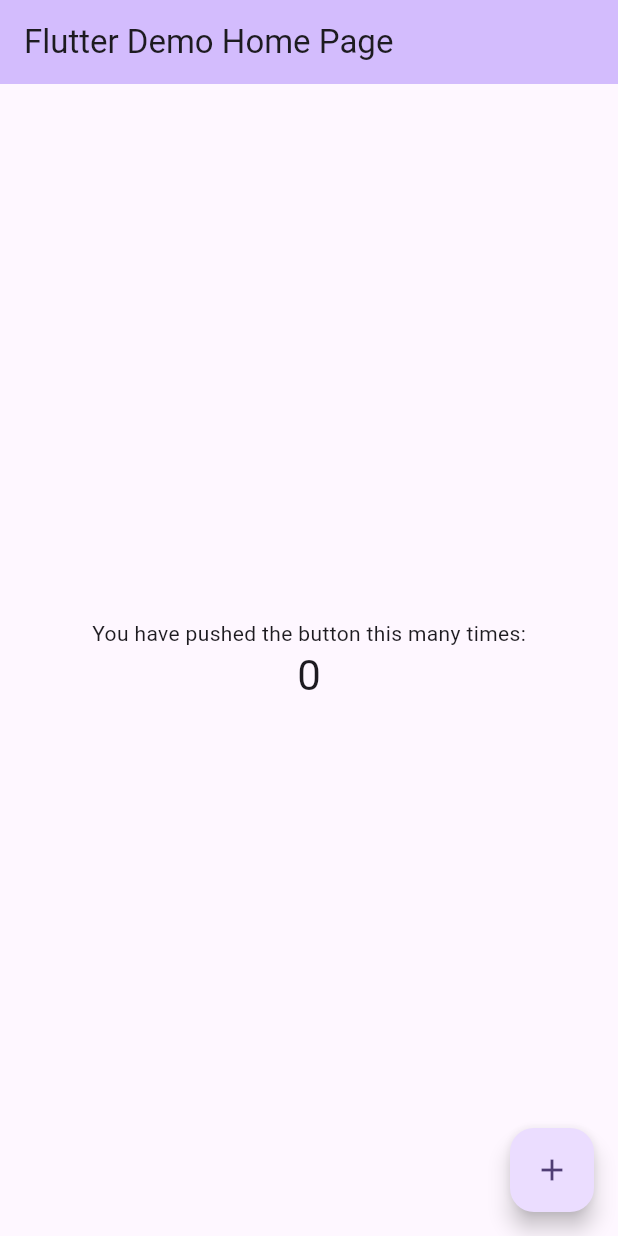
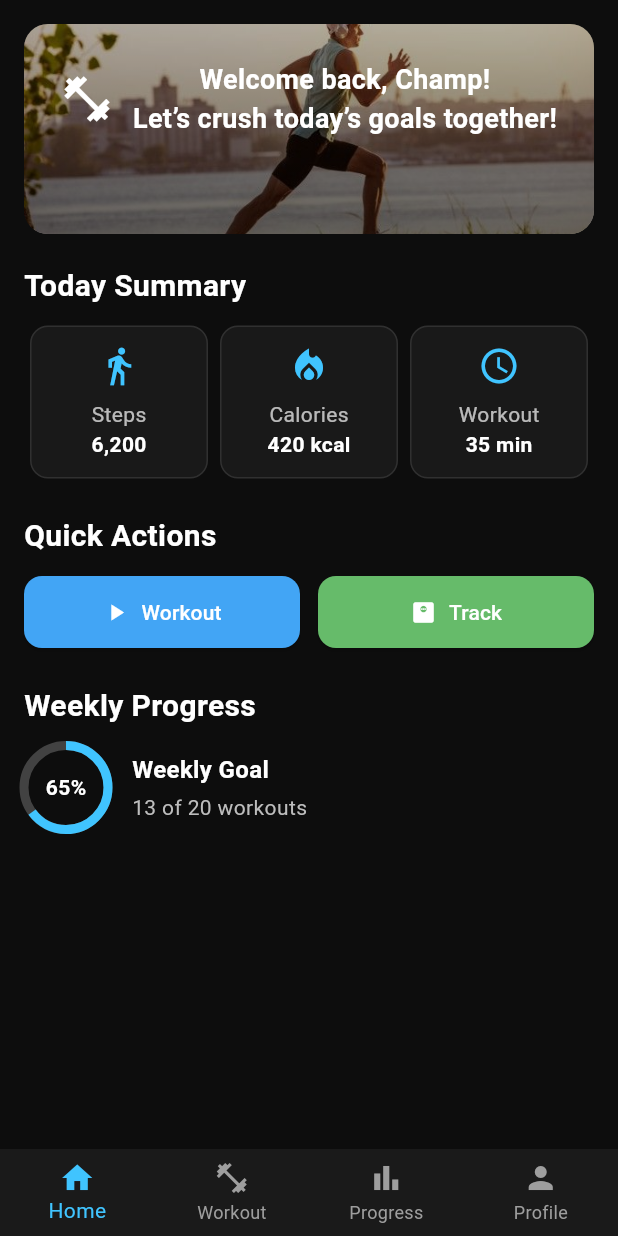
Before and after one commit to nithishrayson/stepsync, a Flutter app: the screen it shows after launch, on a phone screen of 412 x 824 dp. Run offline on Flutter 3.47's test engine with Material 3 defaults, Android fonts, the phone set to English and light mode, and no system bars.

Commit message:
Primary Pages are created for StepSync

```diff
--- a/lib/main.dart
+++ b/lib/main.dart
@@ -1,122 +1,17 @@
 import 'package:flutter/material.dart';
+import 'package:stepsync/screens/HomeScreen.dart';
 
 void main() {
-  runApp(const MyApp());
+  runApp(StepSyncApp());
 }
 
-class MyApp extends StatelessWidget {
-  const MyApp({super.key});
-
-  // This widget is the root of your application.
+class StepSyncApp extends StatelessWidget {
   @override
   Widget build(BuildContext context) {
     return MaterialApp(
-      title: 'Flutter Demo',
-      theme: ThemeData(
-        // This is the theme of your application.
-        //
-        // TRY THIS: Try running your application with "flutter run". You'll see
-        // the application has a purple toolbar. Then, without quitting the app,
-        // try changing the seedColor in the colorScheme below to Colors.green
-        // and then invoke "hot reload" (save your changes or press the "hot
-        // reload" button in a Flutter-supported IDE, or press "r" if you used
-        // the command line to start the app).
-        //
-        // Notice that the counter didn't reset back to zero; the application
-        // state is not lost during the reload. To reset the state, use hot
-        // restart instead.
-        //
-        // This works for code too, not just values: Most code changes can be
-        // tested with just a hot reload.
-        colorScheme: ColorScheme.fromSeed(seedColor: Colors.deepPurple),
-      ),
-      home: const MyHomePage(title: 'Flutter Demo Home Page'),
+      title: 'StepSync',
+      home: HomeScreen(),
+      debugShowCheckedModeBanner: false,
     );
   }
 }
-
-class MyHomePage extends StatefulWidget {
-  const MyHomePage({super.key, required this.title});
-
-  // This widget is the home page of your application. It is stateful, meaning
-  // that it has a State object (defined below) that contains fields that affect
-  // how it looks.
-
-  // This class is the configuration for the state. It holds the values (in this
-  // case the title) provided by the parent (in this case the App widget) and
-  // used by the build method of the State. Fields in a Widget subclass are
-  // always marked "final".
-
-  final String title;
-
-  @override
-  State<MyHomePage> createState() => _MyHomePageState();
-}
-
-class _MyHomePageState extends State<MyHomePage> {
-  int _counter = 0;
-
-  void _incrementCounter() {
-    setState(() {
-      // This call to setState tells the Flutter framework that something has
-      // changed in this State, which causes it to rerun the build method below
-      // so that the display can reflect the updated values. If we changed
-      // _counter without calling setState(), then the build method would not be
-      // called again, and so nothing would appear to happen.
-      _counter++;
-    });
-  }
-
-  @override
-  Widget build(BuildContext context) {
-    // This method is rerun every time setState is called, for instance as done
-    // by the _incrementCounter method above.
-    //
-    // The Flutter framework has been optimized to make rerunning build methods
-    // fast, so that you can just rebuild anything that needs updating rather
-    // than having to individually change instances of widgets.
-    return Scaffold(
-      appBar: AppBar(
-        // TRY THIS: Try changing the color here to a specific color (to
-        // Colors.amber, perhaps?) and trigger a hot reload to see the AppBar
-        // change color while the other colors stay the same.
-        backgroundColor: Theme.of(context).colorScheme.inversePrimary,
-        // Here we take the value from the MyHomePage object that was created by
-        // the App.build method, and use it to set our appbar title.
-        title: Text(widget.title),
-      ),
-      body: Center(
-        // Center is a layout widget. It takes a single child and positions it
-        // in the middle of the parent.
-        child: Column(
-          // Column is also a layout widget. It takes a list of children and
-          // arranges them vertically. By default, it sizes itself to fit its
-          // children horizontally, and tries to be as tall as its parent.
-          //
-          // Column has various properties to control how it sizes itself and
-          // how it positions its children. Here we use mainAxisAlignment to
-          // center the children vertically; the main axis here is the vertical
-          // axis because Columns are vertical (the cross axis would be
-          // horizontal).
-          //
-          // TRY THIS: Invoke "debug painting" (choose the "Toggle Debug Paint"
-          // action in the IDE, or press "p" in the console), to see the
-          // wireframe for each widget.
-          mainAxisAlignment: MainAxisAlignment.center,
-          children: <Widget>[
-            const Text('You have pushed the button this many times:'),
-            Text(
-              '$_counter',
-              style: Theme.of(context).textTheme.headlineMedium,
-            ),
-          ],
-        ),
-      ),
-      floatingActionButton: FloatingActionButton(
-        onPressed: _incrementCounter,
-        tooltip: 'Increment',
-        child: const Icon(Icons.add),
-      ), // This trailing comma makes auto-formatting nicer for build methods.
-    );
-  }
-}
--- /dev/null
+++ b/lib/screens/HomeScreen.dart
@@ -0,0 +1,51 @@
+import 'package:flutter/material.dart';
+import 'package:stepsync/screens/ProfileScreen.dart';
+import 'package:stepsync/screens/ProgressScreen.dart';
+import 'package:stepsync/screens/WorkOutScreen.dart';
+import 'package:stepsync/widgets/home_content.dart';
+
+class HomeScreen extends StatefulWidget {
+  const HomeScreen({Key? key}) : super(key: key);
+
+  @override
+  State<HomeScreen> createState() => _HomeScreenState();
+}
+
+class _HomeScreenState extends State<HomeScreen> {
+  int _selectedIndex = 0;
+
+  final List<Widget> pages = const [
+    HomeContent(),
+    WorkoutScreen(),
+    ProgressScreen(),
+    Profilescreen(),
+  ];
+
+  @override
+  Widget build(BuildContext context) {
+    return Scaffold(
+      backgroundColor: const Color(0xFF0D0D0D),
+      body: SafeArea(child: pages[_selectedIndex]),
+      bottomNavigationBar: BottomNavigationBar(
+        backgroundColor: const Color(0xFF1A1A1A),
+        selectedItemColor: Colors.lightBlueAccent,
+        unselectedItemColor: Colors.grey,
+        currentIndex: _selectedIndex,
+        onTap: (index) => setState(() => _selectedIndex = index),
+        type: BottomNavigationBarType.fixed,
+        items: const [
+          BottomNavigationBarItem(icon: Icon(Icons.home), label: 'Home'),
+          BottomNavigationBarItem(
+            icon: Icon(Icons.fitness_center),
+            label: 'Workout',
+          ),
+          BottomNavigationBarItem(
+            icon: Icon(Icons.bar_chart),
+            label: 'Progress',
+          ),
+          BottomNavigationBarItem(icon: Icon(Icons.person), label: 'Profile'),
+        ],
+      ),
+    );
+  }
+}
--- /dev/null
+++ b/lib/screens/ProfileScreen.dart
@@ -0,0 +1,23 @@
+import 'package:flutter/material.dart';
+
+class Profilescreen extends StatefulWidget {
+  const Profilescreen({super.key});
+
+  @override
+  State<Profilescreen> createState() => _ProfilescreenState();
+}
+
+class _ProfilescreenState extends State<Profilescreen> {
+  @override
+  Widget build(BuildContext context) {
+    return Scaffold(
+      backgroundColor: Colors.black,
+      body: Center(
+        child: Text(
+          "Profile Screen",
+          style: TextStyle(color: Colors.white, fontSize: 24),
+        ),
+      ),
+    );
+  }
+}
--- /dev/null
+++ b/lib/screens/ProgressScreen.dart
@@ -0,0 +1,9 @@
+import 'package:flutter/material.dart';
+
+class ProgressScreen extends StatelessWidget {
+  const ProgressScreen({super.key});
+  @override
+  Widget build(BuildContext context) => Center(
+        child: Text("Progress Screen", style: TextStyle(color: Colors.white)),
+      );
+}
--- /dev/null
+++ b/lib/screens/WorkOutScreen.dart
@@ -0,0 +1,9 @@
+import 'package:flutter/material.dart';
+
+class WorkoutScreen extends StatelessWidget {
+  const WorkoutScreen({super.key});
+  @override
+  Widget build(BuildContext context) => Center(
+        child: Text("Workout Screen", style: TextStyle(color: Colors.white)),
+      );
+}
--- /dev/null
+++ b/lib/widgets/home_content.dart
@@ -0,0 +1,209 @@
+import 'package:flutter/material.dart';
+
+class HomeContent extends StatelessWidget {
+  const HomeContent({super.key});
+
+  final sectionHeaderStyle = const TextStyle(
+    color: Colors.white,
+    fontSize: 20,
+    fontWeight: FontWeight.w600,
+  );
+
+  @override
+  Widget build(BuildContext context) {
+    return SingleChildScrollView(
+      padding: const EdgeInsets.all(16),
+      child: Column(
+        crossAxisAlignment: CrossAxisAlignment.start,
+        children: [
+          welcomeHeader(),
+          const SizedBox(height: 20),
+          Text("Today Summary", style: sectionHeaderStyle),
+          const SizedBox(height: 12),
+          Row(
+            children: [
+              metricCard("Steps", "6,200", Icons.directions_walk),
+              metricCard("Calories", "420 kcal", Icons.local_fire_department),
+              metricCard("Workout", "35 min", Icons.access_time),
+            ],
+          ),
+          const SizedBox(height: 24),
+          Text("Quick Actions", style: sectionHeaderStyle),
+          const SizedBox(height: 12),
+          actionButtons(),
+          const SizedBox(height: 24),
+          Text("Weekly Progress", style: sectionHeaderStyle),
+          const SizedBox(height: 12),
+          animatedGoalProgress(0.65, "13 of 20 workouts"),
+        ],
+      ),
+    );
+  }
+
+  Widget welcomeHeader() {
+    return Container(
+      height: 140,
+      decoration: BoxDecoration(borderRadius: BorderRadius.circular(16)),
+      child: Stack(
+        children: [
+          ClipRRect(
+            borderRadius: BorderRadius.circular(16),
+            child: Image.asset(
+              'assets/images/fitness_banner.jpg', // ✅ your image path
+              fit: BoxFit.cover,
+              width: double.infinity,
+              height: double.infinity,
+            ),
+          ),
+          Container(
+            decoration: BoxDecoration(
+              borderRadius: BorderRadius.circular(16),
+              gradient: LinearGradient(
+                colors: [
+                  Colors.black.withOpacity(0.6),
+                  Colors.black.withOpacity(0.3),
+                ],
+                begin: Alignment.bottomCenter,
+                end: Alignment.topCenter,
+              ),
+            ),
+          ),
+          Padding(
+            padding: const EdgeInsets.all(24),
+            child: Row(
+              children: [
+                const Icon(Icons.fitness_center, color: Colors.white, size: 36),
+                const SizedBox(width: 12),
+                const Expanded(
+                  child: Text(
+                    "Welcome back, Champ!\nLet’s crush today’s goals together!",
+                    style: TextStyle(
+                      color: Colors.white,
+                      fontSize: 18,
+                      fontWeight: FontWeight.bold,
+                    ),
+                    textAlign: TextAlign.center,
+                  ),
+                ),
+              ],
+            ),
+          ),
+        ],
+      ),
+    );
+  }
+
+  Widget metricCard(String title, String value, IconData icon) {
+    return Expanded(
+      child: Container(
+        margin: const EdgeInsets.symmetric(horizontal: 4),
+        decoration: BoxDecoration(
+          color: Colors.white.withOpacity(0.05),
+          borderRadius: BorderRadius.circular(12),
+          border: Border.all(color: Colors.white.withOpacity(0.1)),
+        ),
+        padding: const EdgeInsets.all(12),
+        child: Column(
+          children: [
+            Icon(icon, color: Colors.lightBlueAccent, size: 28),
+            const SizedBox(height: 8),
+            Text(title, style: const TextStyle(color: Colors.white70)),
+            Text(
+              value,
+              style: const TextStyle(
+                color: Colors.white,
+                fontWeight: FontWeight.bold,
+              ),
+            ),
+          ],
+        ),
+      ),
+    );
+  }
+
+  Widget actionButtons() {
+    return Row(
+      children: [
+        Expanded(
+          child: ElevatedButton.icon(
+            icon: const Icon(Icons.play_arrow, color: Colors.white),
+            label: const Text("Workout", style: TextStyle(color: Colors.white)),
+            style: ElevatedButton.styleFrom(
+              backgroundColor: const Color(0xFF42A5F5),
+              shape: RoundedRectangleBorder(
+                borderRadius: BorderRadius.circular(12),
+              ),
+              padding: const EdgeInsets.symmetric(vertical: 14),
+            ),
+            onPressed: () {},
+          ),
+        ),
+        const SizedBox(width: 12),
+        Expanded(
+          child: ElevatedButton.icon(
+            icon: const Icon(Icons.monitor_weight, color: Colors.white),
+            label: const Text("Track", style: TextStyle(color: Colors.white)),
+            style: ElevatedButton.styleFrom(
+              backgroundColor: const Color(0xFF66BB6A),
+              shape: RoundedRectangleBorder(
+                borderRadius: BorderRadius.circular(12),
+              ),
+              padding: const EdgeInsets.symmetric(vertical: 14),
+            ),
+            onPressed: () {},
+          ),
+        ),
+      ],
+    );
+  }
+
+  Widget animatedGoalProgress(double progress, String detail) {
+    return Row(
+      children: [
+        Stack(
+          alignment: Alignment.center,
+          children: [
+            SizedBox(
+              width: 56,
+              height: 56,
+              child: CircularProgressIndicator(
+                value: progress,
+                strokeWidth: 6,
+                backgroundColor: Colors.grey.shade800,
+                valueColor: const AlwaysStoppedAnimation<Color>(
+                  Colors.lightBlueAccent,
+                ),
+              ),
+            ),
+            Text(
+              "${(progress * 100).round()}%",
+              style: const TextStyle(
+                color: Colors.white,
+                fontWeight: FontWeight.bold,
+              ),
+            ),
+          ],
+        ),
+        const SizedBox(width: 16),
+        Column(
+          crossAxisAlignment: CrossAxisAlignment.start,
+          children: [
+            const Text(
+              "Weekly Goal",
+              style: TextStyle(
+                color: Colors.white,
+                fontSize: 16,
+                fontWeight: FontWeight.w600,
+              ),
+            ),
+            const SizedBox(height: 4),
+            Text(
+              detail,
+              style: TextStyle(color: Colors.grey[400], fontSize: 14),
+            ),
+          ],
+        ),
+      ],
+    );
+  }
+}
--- a/pubspec.yaml
+++ b/pubspec.yaml
@@ -34,6 +34,8 @@ dependencies:
   # The following adds the Cupertino Icons font to your application.
   # Use with the CupertinoIcons class for iOS style icons.
   cupertino_icons: ^1.0.8
+  pedometer: ^4.1.1
+  provider: ^6.1.5
 
 dev_dependencies:
   flutter_test:
@@ -58,8 +60,8 @@ flutter:
   uses-material-design: true
 
   # To add assets to your application, add an assets section, like this:
-  # assets:
-  #   - images/a_dot_burr.jpeg
+  assets:
+    - assets/images/
   #   - images/a_dot_ham.jpeg
 
   # An image asset can refer to one or more resolution-specific "variants", see
```
Also changed, not shown: assets/images/fitness_banner.jpg (added), pubspec.lock, 2 other files.
